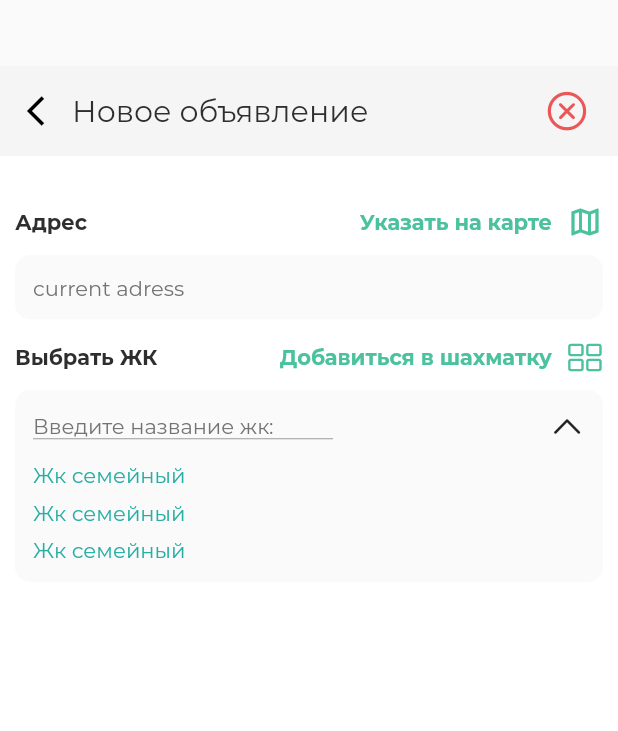
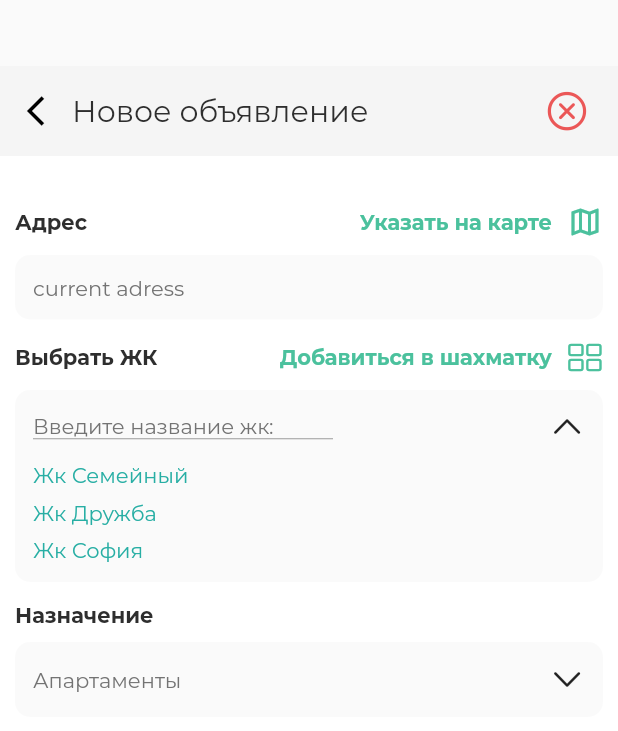
Before and after one commit to MaksymKosenko/swipe_app, a Flutter app: the MyNewAD screen opened directly, after a tap on "current ZhK", on a phone screen of 412 x 824 dp. Shown: the top 731 px of the screen. Run offline on Flutter 3.47's test engine with Material 2 defaults, Android fonts, the phone set to English and light mode, and no system bars; our stand-ins replace cloud_firestore, firebase_auth, firebase_core, firebase_storage, image_picker; accounts and stored records are empty.

Commit message:
myAd upd

```diff
--- /dev/null
+++ b/lib/screens/myAD/ApartamentsType.dart
@@ -0,0 +1,115 @@
+import 'package:flutter/cupertino.dart';
+import 'package:flutter/material.dart';
+import 'package:swipe_app/basicThings/basic.dart';
+import 'package:swipe_app/screens/myAD/SearchField.dart';
+
+class ApartmentType extends StatefulWidget {
+  @override
+  _ApartmentTypeState createState() => _ApartmentTypeState();
+}
+
+class _ApartmentTypeState extends State<ApartmentType> {
+  bool _isExpand = false;
+
+  void changeView() {
+    setState(() {
+      _isExpand = !_isExpand;
+    });
+  }
+
+  @override
+  Widget build(BuildContext context) {
+    return _isExpand
+        ? Container(
+            padding: EdgeInsets.symmetric(horizontal: 10),
+            child: Container(
+              child: Column(
+                crossAxisAlignment: CrossAxisAlignment.start,
+                children: [
+                  Text("Назначение",
+                      style: SemiBoldText(14, Color(0xff2E2E2E))),
+                  SizedBox(height: 10),
+                  Container(
+                    width: double.maxFinite,
+                    //padding: EdgeInsets.symmetric(vertical: 13, horizontal: 12),
+                    padding: EdgeInsets.only(left: 12, top: 1),
+                    decoration: BoxDecoration(
+                        color: Color(0x20DADADA),
+                        borderRadius: BorderRadius.circular(10)),
+                    child: Column(
+                      crossAxisAlignment: CrossAxisAlignment.start,
+                      children: [
+                        Row(
+                          mainAxisAlignment: MainAxisAlignment.spaceBetween,
+                          children: [
+                            Text(
+                              "Апартаменты",
+                              style: RegularText(14, Color(0xff737373)),
+                            ),
+                            //Text("Введите название жк:", style: RegularText(14, Color(0xff737373)),),
+                            IconButton(
+                                icon: Icon(
+                                  CupertinoIcons.chevron_up,
+                                  size: 24,
+                                ),
+                                onPressed: () => changeView())
+                          ],
+                        ),
+                        Text(
+                          "Жк Семейный",
+                          style: RegularText(14, Color(0xff27AEA4)),
+                        ),
+                        SizedBox(height: 8),
+                        Text(
+                          "Жк Дружба",
+                          style: RegularText(14, Color(0xff27AEA4)),
+                        ),
+                        SizedBox(height: 8),
+                        Text(
+                          "Жк София",
+                          style: RegularText(14, Color(0xff27AEA4)),
+                        ),
+                        SizedBox(height: 13),
+                      ],
+                    ),
+                  ),
+                ],
+              ),
+            ),
+          )
+        : Container(
+            padding: EdgeInsets.symmetric(horizontal: 10),
+            child: Column(
+              crossAxisAlignment: CrossAxisAlignment.start,
+              children: [
+                Text("Назначение ",
+                    style: SemiBoldText(14, Color(0xff2E2E2E))),
+                SizedBox(height: 10),
+                GestureDetector(
+                  child: Container(
+                    width: double.maxFinite,
+                    padding: EdgeInsets.symmetric(vertical: 13, horizontal: 12),
+                    decoration: BoxDecoration(
+                        color: Color(0x20DADADA),
+                        borderRadius: BorderRadius.circular(10)),
+                    child: Row(
+                      mainAxisAlignment: MainAxisAlignment.spaceBetween,
+                      children: [
+                        Text(
+                          "Апартаменты",
+                          style: RegularText(14, Color(0xff737373)),
+                        ),
+                        Icon(
+                          CupertinoIcons.chevron_down,
+                          size: 24,
+                        )
+                      ],
+                    ),
+                  ),
+                  onTap: () => changeView(),
+                ),
+              ],
+            ),
+          );
+  }
+}
--- a/lib/screens/myAD/ChooseZHK.dart
+++ b/lib/screens/myAD/ChooseZHK.dart
@@ -61,11 +61,11 @@ class _ZhKState extends State<ZhK> {
                             IconButton(icon: Icon(CupertinoIcons.chevron_up, size: 24,), onPressed: ()=> changeView())
                           ],
                         ),
-                        Text("Жк семейный",style: RegularText(14, Color(0xff27AEA4)),),
+                        Text("Жк Семейный",style: RegularText(14, Color(0xff27AEA4)),),
                         SizedBox(height:8),
-                        Text("Жк семейный",style: RegularText(14, Color(0xff27AEA4)),),
+                        Text("Жк Дружба",style: RegularText(14, Color(0xff27AEA4)),),
                         SizedBox(height:8),
-                        Text("Жк семейный",style: RegularText(14, Color(0xff27AEA4)),),
+                        Text("Жк София",style: RegularText(14, Color(0xff27AEA4)),),
                         SizedBox(height:13),
                       ],
                     ),
--- a/lib/screens/myAD/myAD.dart
+++ b/lib/screens/myAD/myAD.dart
@@ -4,6 +4,7 @@ import 'package:swipe_app/basicThings/CustomAppBars.dart';
 import 'package:swipe_app/basicThings/basic.dart';
 import 'package:swipe_app/screens/Feed/LandingScreen.dart';
 import 'package:swipe_app/screens/myAD/Adress.dart';
+import 'package:swipe_app/screens/myAD/ApartamentsType.dart';
 import 'package:swipe_app/screens/myAD/ChooseZHK.dart';
 
 class MyNewAD extends StatefulWidget {
@@ -24,6 +25,8 @@ class _MyNewADState extends State<MyNewAD> {
             Adress(),
             SizedBox(height: 13),
             ZhK(),
+            SizedBox(height: 13),
+            ApartmentType()
           ],
         ),
       ),
```
